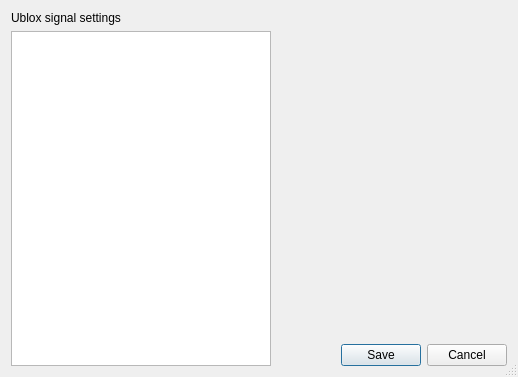
Old version of the form myon_detector_gui/src/settings.ui in the repository MuonPi/muondetector.
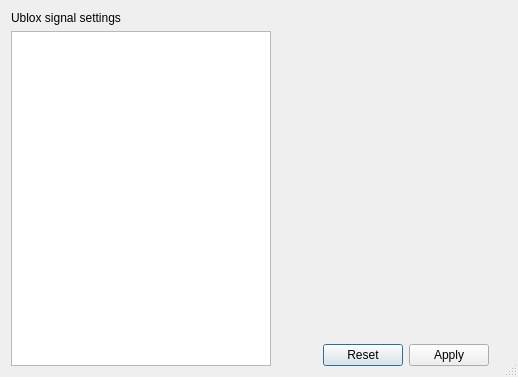
New version of the form.

Diff of the .ui file:
```diff
--- a/myon_detector_gui/src/settings.ui
+++ b/myon_detector_gui/src/settings.ui
@@ -129,7 +129,10 @@
         <enum>Qt::Horizontal</enum>
        </property>
        <property name="standardButtons">
-        <set>QDialogButtonBox::Cancel|QDialogButtonBox::Save</set>
+        <set>QDialogButtonBox::Apply|QDialogButtonBox::Reset</set>
+       </property>
+       <property name="centerButtons">
+        <bool>true</bool>
        </property>
       </widget>
      </item>
```
Left out of the diff: 3 changed lines with no effect on the pictures.
